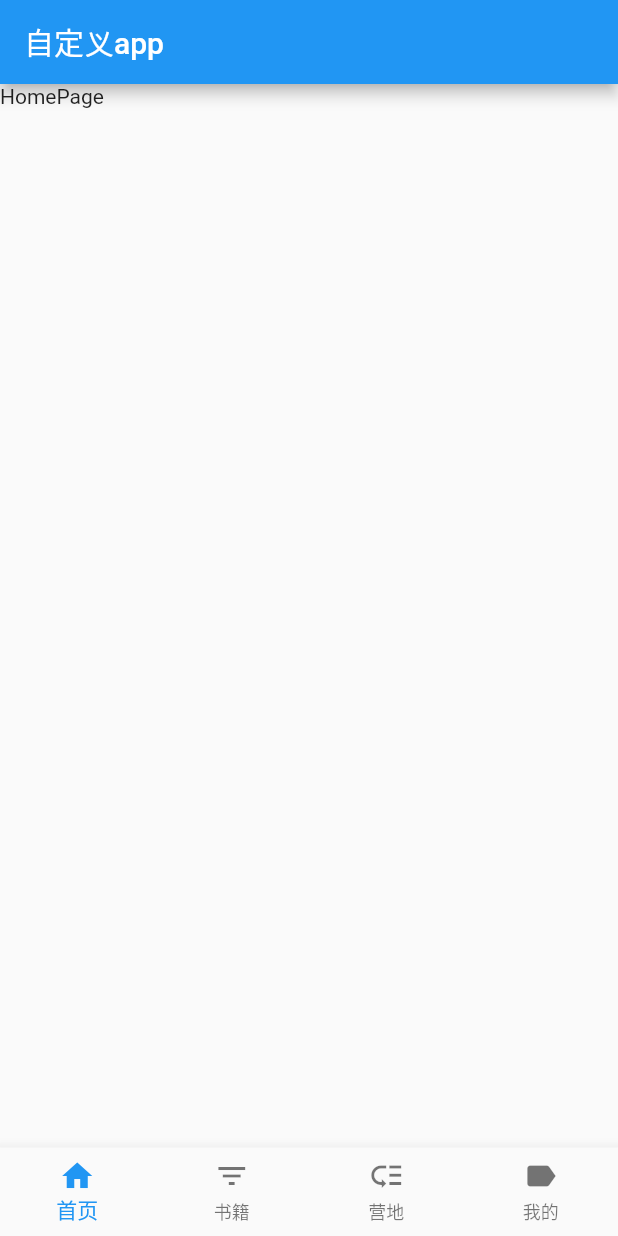
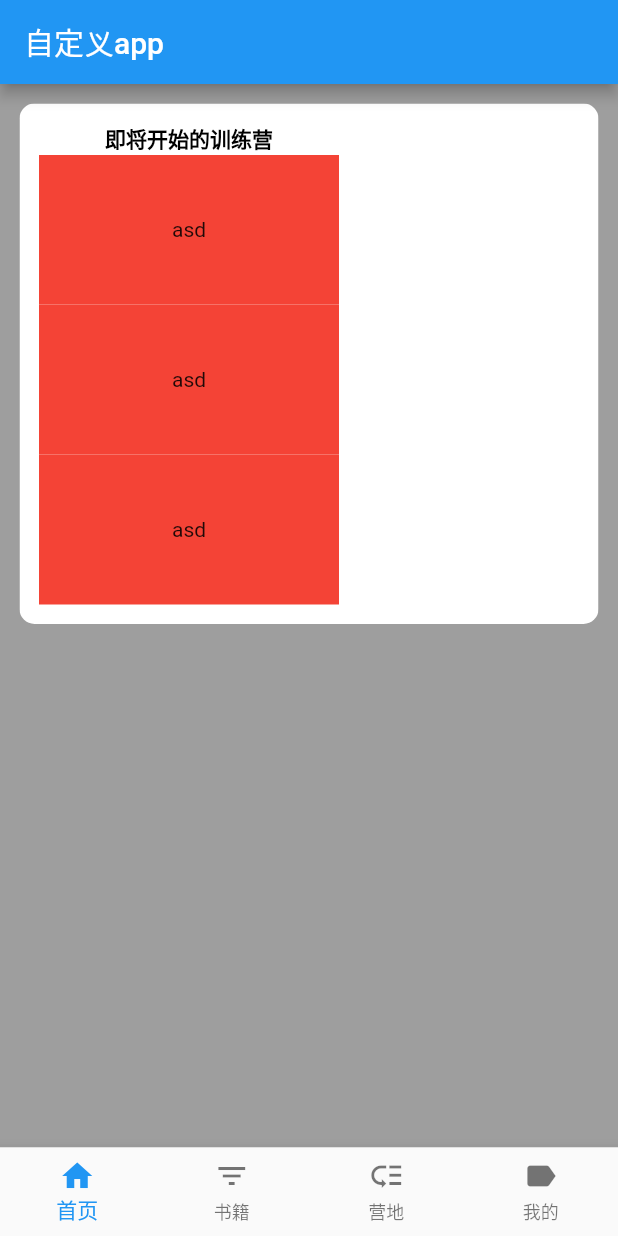
Before and after one commit to skl351/flutter_app629, a Flutter app: the screen it shows after launch, on a phone screen of 412 x 824 dp. Run offline on Flutter 3.47's test engine with Material 2 defaults, Android fonts, the phone set to English and light mode, and no system bars; our stand-ins replace cookie_jar, dio, dio_cookie_manager; missing offline and left inert: flustars.

Commit message:
Signed-off-by: Sangkeli <18267913849@2980.com>

```diff
--- a/lib/pages/pageone.dart
+++ b/lib/pages/pageone.dart
@@ -1,7 +1,3 @@
-
-
-
-
 import 'package:flutter/material.dart';
 import 'package:flutter/widgets.dart';
 
@@ -12,23 +8,57 @@ class HomePage extends StatefulWidget {
   _HomePageState createState() => _HomePageState();
 }
 
-class _HomePageState extends State<HomePage> with AutomaticKeepAliveClientMixin {
+class _HomePageState extends State<HomePage> {
   @override
   void initState() {
-    // TODO: implement initState
     super.initState();
     print("HomePage");
   }
+
   @override
   Widget build(BuildContext context) {
-    super.build(context);//必须添加.....        ));
-   return Scaffold(
-     body: Text("HomePage"),
-   );
+    return Scaffold(
+        backgroundColor: Colors.grey,
+        body: Column(
+          children: [
+            Container(
+              margin: EdgeInsets.all(13),
+              child: ClipRRect(
+                  borderRadius: BorderRadius.circular(10.0),
+                  child: Container(
+                      padding: EdgeInsets.all(13),
+                      color: Colors.white,
+                      child: Row(
+                        children: [
+                          Column(
+                            children: [
+                              Text(
+                                '即将开始的训练营',
+                                style: TextStyle(
+                                    color: Colors.black,
+                                    fontWeight: FontWeight.bold),
+                              ),
+                              Container(
+                                width: 200,
+                                  height: 300,
+                                  child: ListView.builder(
+                                    itemCount: 10,
+                                    itemBuilder: (context, index) {
+                                      return Container(
+                                        alignment: Alignment.center,
+                                        height: 100,
+                                        color: Colors.red,
+                                        padding: EdgeInsets.all(10),
+                                        child: Text('asd'),
+                                      );
+                                    },
+                                  ))
+                            ],
+                          )
+                        ],
+                      ))),
+            )
+          ],
+        ));
   }
-
-  @override
-  // TODO: implement wantKeepAlive
-  bool get wantKeepAlive => true;
-
 }
```
